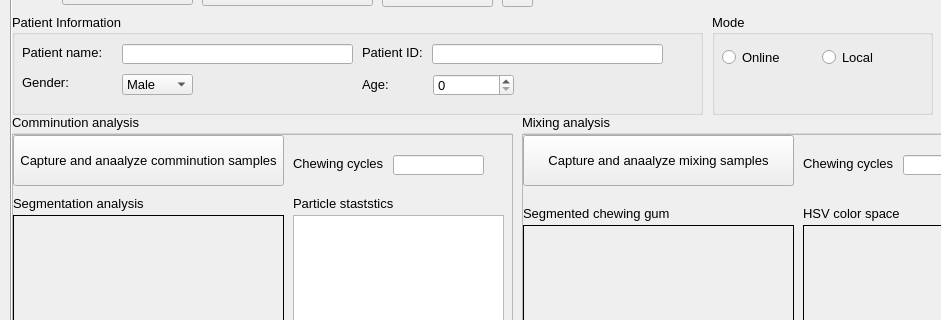
The window that view/main_window.ui (longbach2811/pmes-gui-app) describes before a commit, drawn with Qt 5; both pictures show x 0 to 941 and y 248 to 568 of the 1130 by 816 pixel window.
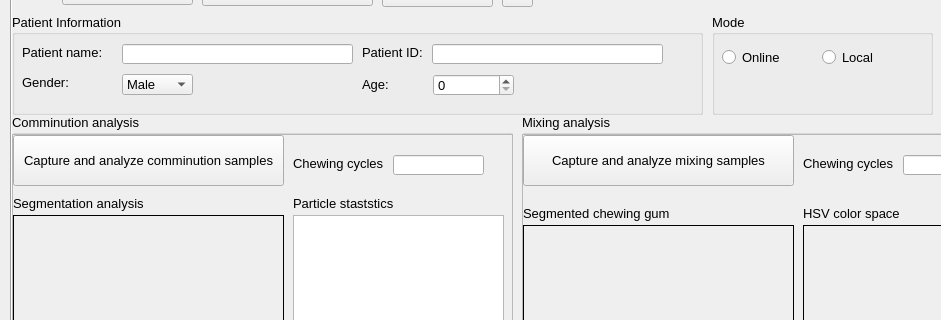
The same window after the commit. Icons and pictures are not drawn.

Commit message: Fix the false word, add saving state

Patch:
```diff
--- a/view/main_window.ui
+++ b/view/main_window.ui
@@ -780,7 +780,7 @@
          </font>
         </property>
         <property name="text">
-         <string>Capture and anaalyze comminution samples</string>
+         <string>Capture and analyze comminution samples</string>
         </property>
        </widget>
        <widget class="QLabel" name="label_11">
@@ -1012,7 +1012,7 @@
          </font>
         </property>
         <property name="text">
-         <string>Capture and anaalyze mixing samples</string>
+         <string>Capture and analyze mixing samples</string>
         </property>
        </widget>
        <widget class="QLineEdit" name="lineEdit_4">
```
The commit also changes 1 other file.
